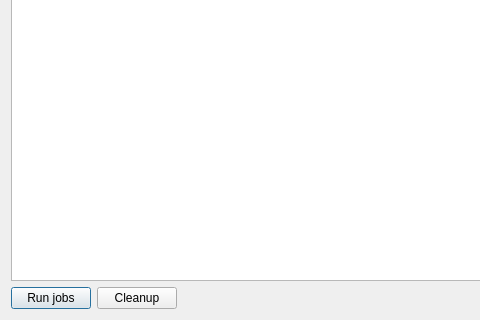
BackupTheBerlios/avidemux-svn, file branches/avidemux_2.6_branch_mean/avidemux/qt4/ADM_jobs/src/uiJobs.ui: the form before one commit; both pictures show x 0 to 480 and y 195 to 515 of the 645 by 515 pixel window.
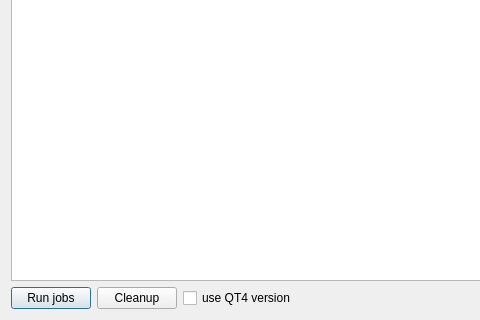
The form after the commit.

Commit message: [jobs] Use cli/qt4

Patch:
```diff
--- a/branches/avidemux_2.6_branch_mean/avidemux/qt4/ADM_jobs/src/uiJobs.ui
+++ b/branches/avidemux_2.6_branch_mean/avidemux/qt4/ADM_jobs/src/uiJobs.ui
@@ -42,6 +42,16 @@
        </property>
       </widget>
      </item>
+     <item>
+      <widget class="QCheckBox" name="checkBoxUseQt4">
+       <property name="toolTip">
+        <string>If you use VDPAU you cannot use CLI version</string>
+       </property>
+       <property name="text">
+        <string>use QT4 version</string>
+       </property>
+      </widget>
+     </item>
      <item>
       <spacer name="horizontalSpacer">
        <property name="orientation">
```
The commit also changes 1 other file.
